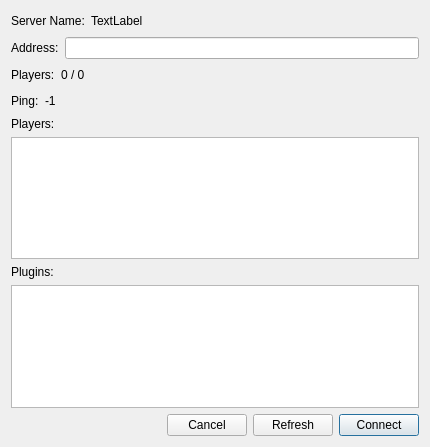
This is files/tes3mp/ui/ServerInfo.ui in OpenMW/openmw as Qt 5 draws it before an edit. The edited form follows.
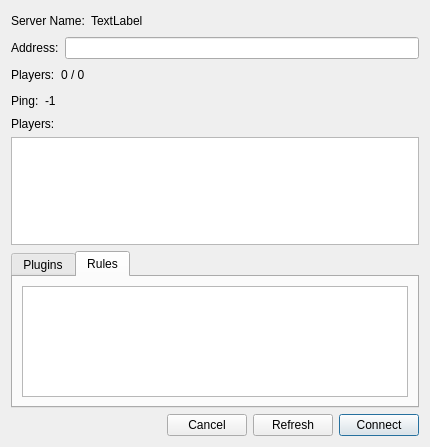
This is the edited form. The open tabs and pages were chosen to show the change.

Commit message: [Browser] Add Rules tab to ServerInfo

What changed in the file:
```diff
--- a/files/tes3mp/ui/ServerInfo.ui
+++ b/files/tes3mp/ui/ServerInfo.ui
@@ -13,7 +13,7 @@
   <property name="windowTitle">
    <string>Connect</string>
   </property>
-  <layout class="QVBoxLayout" name="verticalLayout">
+  <layout class="QVBoxLayout" name="verticalLayout_2">
    <item>
     <layout class="QHBoxLayout" name="horizontalLayout_2">
      <item>
@@ -143,17 +143,34 @@
     </widget>
    </item>
    <item>
-    <widget class="QLabel" name="label_2">
-     <property name="text">
-      <string>Plugins:</string>
+    <widget class="QTabWidget" name="tabW">
+     <property name="currentIndex">
+      <number>0</number>
      </property>
-    </widget>
-   </item>
+     <widget class="QWidget" name="PagePlugins">
+      <attribute name="title">
+       <string>Plugins</string>
+      </attribute>
+      <layout class="QVBoxLayout" name="verticalLayout">
    <item>
     <widget class="QListWidget" name="listPlugins">
      <property name="selectionMode">
       <enum>QAbstractItemView::NoSelection</enum>
      </property>
+        </widget>
+       </item>
+      </layout>
+     </widget>
+     <widget class="QWidget" name="PageRules">
+      <attribute name="title">
+       <string>Rules</string>
+      </attribute>
+      <layout class="QVBoxLayout" name="verticalLayout_3">
+       <item>
+        <widget class="QListWidget" name="listRules"/>
+       </item>
+      </layout>
+     </widget>
     </widget>
    </item>
    <item>
```
Lines whose indentation alone changed are shown as unchanged. The commit also changes 1 other file.
